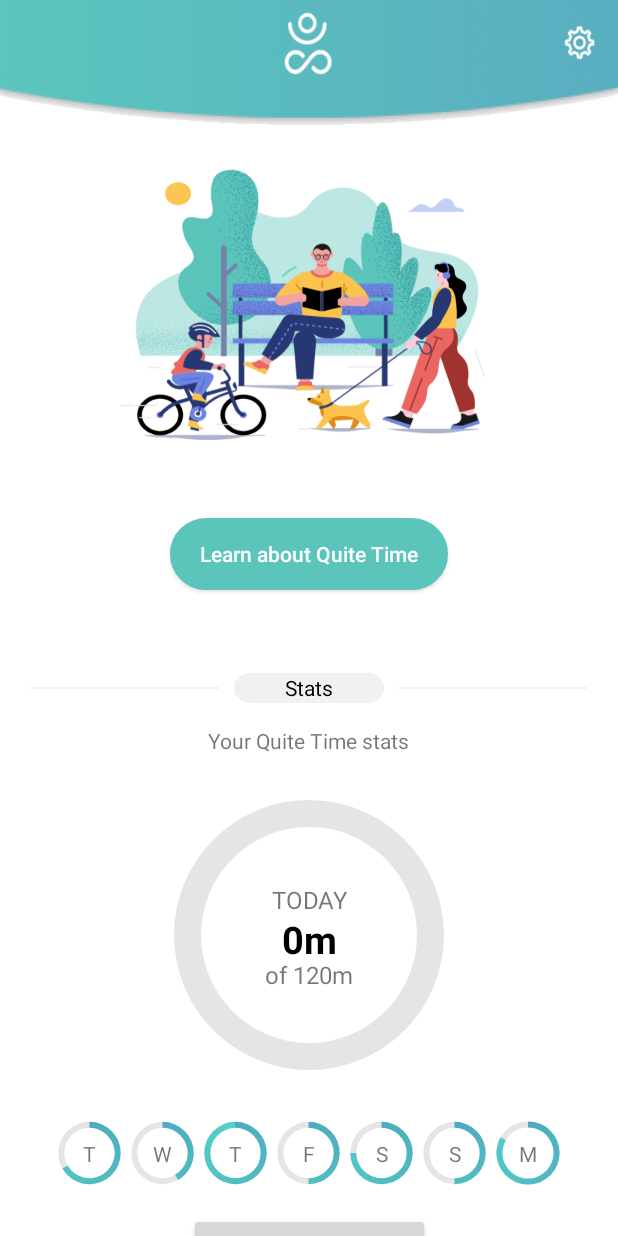
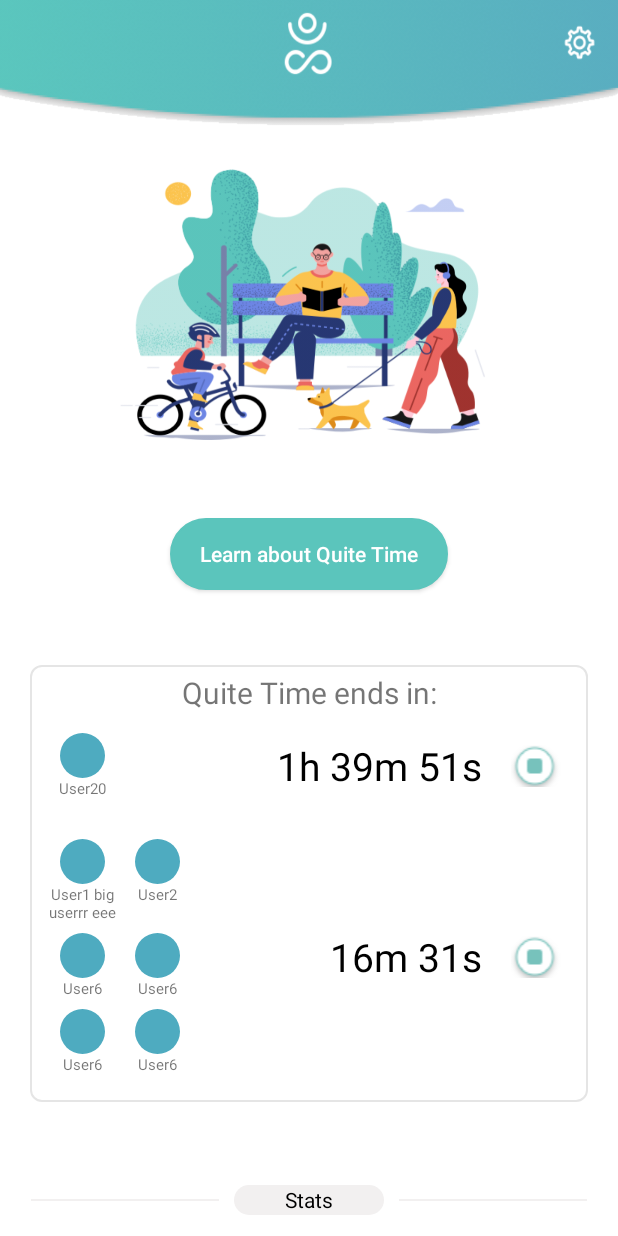
Before and after one commit to dmesek-clover/QuiteTimeProgress, an Android app: the screen it shows after launch (MainActivity before the commit, SomeActivity after it), on a phone screen of 412 x 824 dp. Run offline under Robolectric (Android 15) with nearby library versions, the light colour scheme and no system bars.

Commit message:
finished dialog

```diff
--- a/app/src/main/AndroidManifest.xml
+++ b/app/src/main/AndroidManifest.xml
@@ -9,7 +9,7 @@
         android:roundIcon="@mipmap/ic_launcher_round"
         android:supportsRtl="true"
         android:theme="@style/AppTheme">
-        <activity android:name=".MainActivity"
+        <activity android:name=".SomeActivity"
             android:theme="@style/Theme.AppCompat.Light.NoActionBar">
             <intent-filter>
                 <action android:name="android.intent.action.MAIN" />
--- a/app/src/main/java/com/example/customprogressbar/MainActivity.java
+++ /dev/null
@@ -1,88 +0,0 @@
-package com.example.customprogressbar;
-
-import android.content.Intent;
-import android.os.Bundle;
-import android.widget.LinearLayout;
-
-import androidx.appcompat.app.AppCompatActivity;
-
-import com.example.customprogressbar.quiteTimeStats.models.DayOfWeek;
-import com.example.customprogressbar.quiteTimeStats.models.QuiteTime;
-import com.example.customprogressbar.quiteTimeStats.QuiteTimeStats;
-
-import com.example.customprogressbar.remainingQuiteTime.dialogs.EndQuiteTimeDialog;
-import com.example.customprogressbar.remainingQuiteTime.QuiteTimeLayoutProvider;
-import com.example.customprogressbar.remainingQuiteTime.models.QuiteTimeUser;
-
-import java.util.Arrays;
-import java.util.Random;
-
-public class MainActivity extends AppCompatActivity {
-
-    @Override
-    protected void onCreate(Bundle savedInstanceState) {
-        super.onCreate(savedInstanceState);
-        setContentView(R.layout.activity_main);
-
-        final QuiteTimeStats quiteTimeStats = findViewById(R.id.quite_time_stats_layout);
-        quiteTimeStats.setTodayDayOfWeek(DayOfWeek.TUESDAY);
-        quiteTimeStats.setTodayMaxProgress(120);
-        quiteTimeStats.setPreviousWeekQuiteTime(Arrays.asList(
-                new QuiteTime(120, 100, null),
-                new QuiteTime(120, 60, null),
-                new QuiteTime(120, 90, null),
-                new QuiteTime(120, 60,null ),
-                new QuiteTime(120, 120, null),
-                new QuiteTime(120, 50, null),
-                new QuiteTime(120, 80, null)));
-
-
-        final Random rand = new Random();
-        findViewById(R.id.button2).setOnClickListener(view -> quiteTimeStats.updateTodayProgress(Math.abs(rand.nextInt()) % 120));
-        findViewById(R.id.button).setOnClickListener(view -> reset());
-
-        final LinearLayout quiteTimeRV = findViewById(R.id.ll_quite_time);
-        final QuiteTimeLayoutProvider quiteTimeRemainingAdapter = new QuiteTimeLayoutProvider( this, quiteTimeRV);
-
-//        final RemainingQuiteTime rqt = new RemainingQuiteTime(
-//                Arrays.asList(new QuiteTimeUser("User20", getResources().getDrawable(R.drawable.circle))),
-//                6000);
-//        quiteTimeRemainingAdapter.addQuiteTimeRemaining(rqt);
-////
-//        quiteTimeRemainingAdapter.addAllQuiteTimeRemaining(Arrays.asList(
-//                new RemainingQuiteTime(
-//                        Arrays.asList(
-//                                new QuiteTimeUser("User1 big userrr eee", getResources().getDrawable(R.drawable.circle)),
-//                                new QuiteTimeUser("User2", getResources().getDrawable(R.drawable.circle)),
-//                                new QuiteTimeUser("User6", getResources().getDrawable(R.drawable.circle)),
-//                                new QuiteTimeUser("User6", getResources().getDrawable(R.drawable.circle)),
-//                                new QuiteTimeUser("User6", getResources().getDrawable(R.drawable.circle)),
-//                                new QuiteTimeUser("User6", getResources().getDrawable(R.drawable.circle))), 10),
-//
-//                new RemainingQuiteTime(
-//                        Arrays.asList(new QuiteTimeUser("User4", getResources().getDrawable(R.drawable.circle))),
-//                        15),
-//                new RemainingQuiteTime(
-//                        Arrays.asList(new QuiteTimeUser("User5", getResources().getDrawable(R.drawable.circle))),
-//                        20)
-//
-//                )
-//
-//        );
-        EndQuiteTimeDialog dialog = new EndQuiteTimeDialog(Arrays.asList(
-                                new QuiteTimeUser("User1 big userrr eee", getResources().getDrawable(R.drawable.circle)),
-                                new QuiteTimeUser("User2", getResources().getDrawable(R.drawable.circle))));
-
-        dialog.show(getSupportFragmentManager(), "EndQuiteTimeDialog");
-
-
-
-
-    }
-
-    private void reset() {
-        Intent intent = getIntent();
-        finish();
-        startActivity(intent);
-    }
-}
--- /dev/null
+++ b/app/src/main/java/com/example/customprogressbar/SomeActivity.kt
@@ -0,0 +1,79 @@
+package com.example.customprogressbar
+
+import android.os.Bundle
+import android.os.PersistableBundle
+import android.widget.LinearLayout
+import androidx.appcompat.app.AppCompatActivity
+import com.example.customprogressbar.quiteTimeStats.QuiteTimeStats
+import com.example.customprogressbar.quiteTimeStats.models.DayOfWeek
+import com.example.customprogressbar.quiteTimeStats.models.QuiteTime
+import com.example.customprogressbar.remainingQuiteTime.QuiteTimeLayoutProvider
+import com.example.customprogressbar.remainingQuiteTime.models.QuiteTimeUser
+import com.example.customprogressbar.remainingQuiteTime.models.RemainingQuiteTime
+import java.util.*
+import kotlin.collections.ArrayList
+
+class SomeActivity : AppCompatActivity() {
+
+    override fun onCreate(savedInstanceState: Bundle?) {
+        super.onCreate(savedInstanceState)
+        setContentView(R.layout.activity_main)
+
+        val quiteTimeStats = findViewById(R.id.quite_time_stats_layout) as QuiteTimeStats
+        quiteTimeStats.setTodayDayOfWeek(DayOfWeek.TUESDAY)
+        quiteTimeStats.setTodayMaxProgress(120)
+        quiteTimeStats.setPreviousWeekQuiteTime(listOf(
+                QuiteTime(120, 100, null),
+                QuiteTime(120, 60, null),
+                QuiteTime(120, 90, null),
+                QuiteTime(120, 60, null),
+                QuiteTime(120, 120, null),
+                QuiteTime(120, 50, null),
+                QuiteTime(120, 80, null)))
+
+
+        val rand = Random()
+
+        val quiteTimeRV = findViewById(R.id.ll_quite_time) as LinearLayout
+        val quiteTimeRemainingAdapter = QuiteTimeLayoutProvider(this, quiteTimeRV)
+
+        val rqt = RemainingQuiteTime(
+                arrayListOf(QuiteTimeUser("User20", getResources().getDrawable(R.drawable.circle))),
+                6000)
+        quiteTimeRemainingAdapter.addQuiteTimeRemaining(rqt)
+        //
+        quiteTimeRemainingAdapter.addAllQuiteTimeRemaining(Arrays.asList(
+                RemainingQuiteTime(
+                        arrayListOf(
+                                QuiteTimeUser("User1 big userrr eee", getResources().getDrawable(R.drawable.circle)),
+                                QuiteTimeUser("User2", getResources().getDrawable(R.drawable.circle)),
+                                QuiteTimeUser("User6", getResources().getDrawable(R.drawable.circle)),
+                                QuiteTimeUser("User6", getResources().getDrawable(R.drawable.circle)),
+                                QuiteTimeUser("User6", getResources().getDrawable(R.drawable.circle)),
+                                QuiteTimeUser("User6", getResources().getDrawable(R.drawable.circle))), 1000)
+
+                //                new RemainingQuiteTime(
+                //                        Arrays.asList(new QuiteTimeUser("User4", getResources().getDrawable(R.drawable.circle))),
+                //                        15),
+                //                new RemainingQuiteTime(
+                //                        Arrays.asList(new QuiteTimeUser("User5", getResources().getDrawable(R.drawable.circle))),
+                //                        20)
+                //
+                //                )
+
+        ))
+        //        EndQuiteTimeDialog dialog = new EndQuiteTimeDialog(Arrays.asList(
+        //                                new QuiteTimeUser("User1 big userrr eee", getResources().getDrawable(R.drawable.circle)),
+        //                                new QuiteTimeUser("User2", getResources().getDrawable(R.drawable.circle))));
+        //
+        //        dialog.show(getSupportFragmentManager(), "EndQuiteTimeDialog");
+
+    }
+
+
+    private fun reset() {
+        val intent = getIntent()
+        finish()
+        startActivity(intent)
+    }
+}
--- a/app/src/main/java/com/example/customprogressbar/remainingQuiteTime/QuiteTimeLayoutProvider.kt
+++ b/app/src/main/java/com/example/customprogressbar/remainingQuiteTime/QuiteTimeLayoutProvider.kt
@@ -1,7 +1,8 @@
 package com.example.customprogressbar.remainingQuiteTime
 
-import android.content.Context
+import android.app.Activity
 import android.widget.LinearLayout
+import androidx.appcompat.app.AppCompatActivity
 import com.example.customprogressbar.remainingQuiteTime.models.LayoutProviderState
 import com.example.customprogressbar.remainingQuiteTime.models.RemainingQuiteTime
 import com.example.customprogressbar.remainingQuiteTime.quiteTimeLayouts.QuiteTimeEmpty
@@ -14,7 +15,7 @@ interface LayoutChangedListener{
 }
 
 class QuiteTimeLayoutProvider (
-        private val context: Context,
+        private val context: AppCompatActivity,
         private val root: LinearLayout
 ) : LayoutChangedListener{
 
@@ -34,7 +35,6 @@ class QuiteTimeLayoutProvider (
         quiteTimeRemainingList.addAll(list)
         currentLayout.addedMultiple(list)
         quiteTimeRemainingListChanged()
-
     }
 
     override fun itemRemoved() {
--- a/app/src/main/java/com/example/customprogressbar/remainingQuiteTime/dialogs/EndQuiteTimeAdapter.kt
+++ b/app/src/main/java/com/example/customprogressbar/remainingQuiteTime/dialogs/EndQuiteTimeAdapter.kt
@@ -10,7 +10,8 @@ import com.example.customprogressbar.R
 import com.example.customprogressbar.remainingQuiteTime.models.QuiteTimeUser
 
 class EndQuiteTimeAdapter(
-        private val userList: List<QuiteTimeUser>
+        private val userList: List<QuiteTimeUser>,
+        private val listener: EndQuiteTimeDialogListener
 ) : RecyclerView.Adapter<EndQuiteTimeAdapter.ViewHolder>() {
 
     override fun onCreateViewHolder(parent: ViewGroup, viewType: Int): ViewHolder {
@@ -26,7 +27,8 @@ class EndQuiteTimeAdapter(
         holder.picture.setImageDrawable(userList[position].icon)
         holder.name.text = userList[position].name
         holder.stop.setOnClickListener {
-            //nothing for now
+            listener.removePressed(userList[position])
+            notifyDataSetChanged()
         }
         if(position == userList.size - 1) {
             holder.separator.visibility = View.GONE
--- a/app/src/main/java/com/example/customprogressbar/remainingQuiteTime/models/RemainingQuiteTime.kt
+++ b/app/src/main/java/com/example/customprogressbar/remainingQuiteTime/models/RemainingQuiteTime.kt
@@ -1,7 +1,7 @@
 package com.example.customprogressbar.remainingQuiteTime.models
 
 class RemainingQuiteTime constructor(
-        val quiteTimeUsers: List<QuiteTimeUser>,
+        val quiteTimeUsers: ArrayList<QuiteTimeUser>,
         private var secondsRemaining: Int = 0) {
 
     companion object {
--- a/app/src/main/java/com/example/customprogressbar/remainingQuiteTime/quiteTimeLayouts/QuiteTimeEmpty.kt
+++ b/app/src/main/java/com/example/customprogressbar/remainingQuiteTime/quiteTimeLayouts/QuiteTimeEmpty.kt
@@ -3,13 +3,14 @@ package com.example.customprogressbar.remainingQuiteTime.quiteTimeLayouts
 import android.content.Context
 import android.view.View
 import android.widget.LinearLayout
+import androidx.appcompat.app.AppCompatActivity
 import com.example.customprogressbar.remainingQuiteTime.LayoutChangedListener
 import com.example.customprogressbar.remainingQuiteTime.QuiteTimeLayoutProvider
 import com.example.customprogressbar.remainingQuiteTime.QuiteTimeTimer
 import com.example.customprogressbar.remainingQuiteTime.models.RemainingQuiteTime
 
 class QuiteTimeEmpty(
-        context: Context,
+        context: AppCompatActivity,
         root: LinearLayout,
         layoutProvider: LayoutChangedListener,
         remainingQuiteTimeList: ArrayList<RemainingQuiteTime>
--- a/app/src/main/java/com/example/customprogressbar/remainingQuiteTime/quiteTimeLayouts/QuiteTimeLayout.kt
+++ b/app/src/main/java/com/example/customprogressbar/remainingQuiteTime/quiteTimeLayouts/QuiteTimeLayout.kt
@@ -2,11 +2,12 @@ package com.example.customprogressbar.remainingQuiteTime.quiteTimeLayouts
 
 import android.content.Context
 import android.widget.LinearLayout
+import androidx.appcompat.app.AppCompatActivity
 import com.example.customprogressbar.remainingQuiteTime.LayoutChangedListener
 import com.example.customprogressbar.remainingQuiteTime.models.RemainingQuiteTime
 
 abstract class QuiteTimeLayout(
-        protected val context: Context,
+        protected val context: AppCompatActivity,
         protected val root: LinearLayout,
         protected val layoutProvider: LayoutChangedListener,
         protected val remainingQuiteTimeList: ArrayList<RemainingQuiteTime>
--- a/app/src/main/java/com/example/customprogressbar/remainingQuiteTime/quiteTimeLayouts/QuiteTimeMultiple.kt
+++ b/app/src/main/java/com/example/customprogressbar/remainingQuiteTime/quiteTimeLayouts/QuiteTimeMultiple.kt
@@ -1,6 +1,5 @@
 package com.example.customprogressbar.remainingQuiteTime.quiteTimeLayouts
 
-import android.content.Context
 import android.view.Gravity
 import android.view.LayoutInflater
 import android.view.View
@@ -8,13 +7,19 @@ import android.widget.GridLayout
 import android.widget.ImageView
 import android.widget.LinearLayout
 import android.widget.TextView
+import androidx.appcompat.app.AppCompatActivity
 import com.example.customprogressbar.R
-import com.example.customprogressbar.remainingQuiteTime.*
+import com.example.customprogressbar.remainingQuiteTime.LayoutChangedListener
 import com.example.customprogressbar.remainingQuiteTime.QuiteTimeGridUserLayout
+import com.example.customprogressbar.remainingQuiteTime.QuiteTimeTimer
+import com.example.customprogressbar.remainingQuiteTime.QuiteTimeTimerListener
+import com.example.customprogressbar.remainingQuiteTime.dialogs.EndQuiteTimeDialog
+import com.example.customprogressbar.remainingQuiteTime.dialogs.EndQuiteTimeDialogListener
+import com.example.customprogressbar.remainingQuiteTime.models.QuiteTimeUser
 import com.example.customprogressbar.remainingQuiteTime.models.RemainingQuiteTime
 
 class QuiteTimeMultiple(
-        context: Context,
+        context: AppCompatActivity,
         root: LinearLayout,
         layoutProvider: LayoutChangedListener,
         remainingQuiteTimeList: ArrayList<RemainingQuiteTime>
@@ -64,13 +69,19 @@ class QuiteTimeMultiple(
         val timerListener = createTimerListener(remainingQuiteTime, quiteTimeRemaining)
         QuiteTimeTimer.subscribeToTimer(timerListener)
 
-        QuiteTimeGridUserLayout(context, gridUsers, quiteTimeRemaining.quiteTimeUsers, R.layout.quite_time_multiple_user_item)
+        val gridLayout = QuiteTimeGridUserLayout(context, gridUsers,
+                quiteTimeRemaining.quiteTimeUsers, R.layout.quite_time_multiple_user_item)
 
         stopButton.setOnClickListener {
             if (quiteTimeRemaining.quiteTimeUsers.size == 1) {
                 quiteTimeRemaining.stopped = true
             } else {
-                //
+                EndQuiteTimeDialog(quiteTimeRemaining.quiteTimeUsers, object : EndQuiteTimeDialogListener {
+                    override fun removePressed(quiteTimeUser: QuiteTimeUser) {
+                        gridLayout.deleteQuiteTimeUser(quiteTimeUser)
+                    }
+
+                }).show(context.supportFragmentManager, "EndQuiteTimeDialog")
             }
         }
     }
--- a/app/src/main/java/com/example/customprogressbar/remainingQuiteTime/quiteTimeLayouts/QuiteTimeSingle.kt
+++ b/app/src/main/java/com/example/customprogressbar/remainingQuiteTime/quiteTimeLayouts/QuiteTimeSingle.kt
@@ -8,19 +8,23 @@ import android.widget.GridLayout
 import android.widget.ImageView
 import android.widget.LinearLayout
 import android.widget.TextView
+import androidx.appcompat.app.AppCompatActivity
 import com.example.customprogressbar.R
 import com.example.customprogressbar.remainingQuiteTime.LayoutChangedListener
 import com.example.customprogressbar.remainingQuiteTime.QuiteTimeGridUserLayout
 import com.example.customprogressbar.remainingQuiteTime.QuiteTimeTimer
 import com.example.customprogressbar.remainingQuiteTime.QuiteTimeTimerListener
+import com.example.customprogressbar.remainingQuiteTime.dialogs.EndQuiteTimeDialog
+import com.example.customprogressbar.remainingQuiteTime.dialogs.EndQuiteTimeDialogListener
+import com.example.customprogressbar.remainingQuiteTime.models.QuiteTimeUser
 import com.example.customprogressbar.remainingQuiteTime.models.RemainingQuiteTime
 
 class QuiteTimeSingle(
-        context: Context,
+        context: AppCompatActivity,
         root: LinearLayout,
         layoutProvider: LayoutChangedListener,
         remainingQuiteTimeList: ArrayList<RemainingQuiteTime>
-) : QuiteTimeLayout(context, root, layoutProvider, remainingQuiteTimeList) {
+) : QuiteTimeLayout(context, root, layoutProvider, remainingQuiteTimeList){
 
     private val layoutInflater = LayoutInflater.from(context)
 
@@ -55,13 +59,19 @@ class QuiteTimeSingle(
         val timerListener = createTimerListener(remainingQuiteTime, quiteTimeRemaining)
         QuiteTimeTimer.subscribeToTimer(timerListener)
 
-        QuiteTimeGridUserLayout(context, gridUsers, quiteTimeRemaining.quiteTimeUsers, R.layout.quite_time_single_user_item)
+        val gridLayout = QuiteTimeGridUserLayout(context, gridUsers,
+                quiteTimeRemaining.quiteTimeUsers, R.layout.quite_time_single_user_item)
 
         stopButton.setOnClickListener {
             if (quiteTimeRemaining.quiteTimeUsers.size == 1) {
                 quiteTimeRemaining.stopped = true
             } else {
-                //show dialog
+                EndQuiteTimeDialog(quiteTimeRemaining.quiteTimeUsers, object : EndQuiteTimeDialogListener {
+                    override fun removePressed(quiteTimeUser: QuiteTimeUser) {
+                        gridLayout.deleteQuiteTimeUser(quiteTimeUser)
+                    }
+
+                }).show(context.supportFragmentManager, "EndQuiteTimeDialog")
             }
         }
     }
--- a/app/src/main/res/layout/activity_main.xml
+++ b/app/src/main/res/layout/activity_main.xml
@@ -6,7 +6,7 @@
     android:layout_width="match_parent"
     android:background="#ffffff"
     android:layout_height="match_parent"
-    tools:context=".MainActivity">
+    tools:context=".SomeActivity">
 
     <ScrollView
         android:layout_width="match_parent"
@@ -20,7 +20,7 @@
         <androidx.constraintlayout.widget.ConstraintLayout
             android:layout_width="match_parent"
             android:layout_height="match_parent"
-            tools:context=".MainActivity">
+            tools:context=".SomeActivity">
 
             <LinearLayout
                 android:id="@+id/ll_quite_time"
--- a/app/src/main/res/layout/end_quite_time_dialog.xml
+++ b/app/src/main/res/layout/end_quite_time_dialog.xml
@@ -34,6 +34,8 @@
         android:layout_marginStart="10dp"
         android:layout_marginTop="25dp"
         android:layout_marginEnd="10dp"
+        android:layout_marginBottom="10dp"
+        app:layout_constraintBottom_toBottomOf="parent"
         app:layout_constraintEnd_toEndOf="parent"
         app:layout_constraintStart_toStartOf="parent"
         app:layout_constraintTop_toBottomOf="@+id/textView2" />
--- a/app/src/main/res/layout/quite_time_end_item.xml
+++ b/app/src/main/res/layout/quite_time_end_item.xml
@@ -18,12 +18,14 @@
 
     <TextView
         android:id="@+id/tv_name"
-        android:layout_width="wrap_content"
+        android:layout_width="0dp"
         android:layout_height="wrap_content"
         android:layout_marginStart="10dp"
+        android:layout_marginEnd="5dp"
+        android:text="TextView"
         android:textSize="20sp"
-        android:text="TextView"
         app:layout_constraintBottom_toBottomOf="@+id/iv_picture"
+        app:layout_constraintEnd_toStartOf="@+id/btn_stop"
         app:layout_constraintStart_toEndOf="@+id/iv_picture"
         app:layout_constraintTop_toTopOf="@+id/iv_picture" />
 
--- a/app/src/main/res/layout/quite_time_single_remaining_item.xml
+++ b/app/src/main/res/layout/quite_time_single_remaining_item.xml
@@ -30,8 +30,9 @@
             android:paddingStart="5dp"
             android:paddingEnd="5dp"
             android:gravity="center"
+            android:lines="1"
+            android:textSize="16sp"
             android:text="Quite time ends in"
-            android:textSize="18sp"
             android:textColor="#5BC5BC"
             android:layout_height="wrap_content"
             android:layout_width="match_parent"/>
--- a/app/src/main/res/layout/quite_time_single_user_item.xml
+++ b/app/src/main/res/layout/quite_time_single_user_item.xml
@@ -12,7 +12,7 @@
     <ImageView
         android:id="@+id/iv_quite_time_user_icon"
         android:layout_gravity="center"
-        android:layout_width="45dp"
+        android:layout_width="36dp"
         android:layout_height="45dp" />
 
     <TextView
```
Also changed, not shown: app/src/main/java/com/example/customprogressbar/remainingQuiteTime/QuiteTimeGridUserLayout.kt (+6 -1 lines), app/src/main/java/com/example/customprogressbar/remainingQuiteTime/dialogs/EndQuiteTimeDialog.kt (+13 -3 lines).
